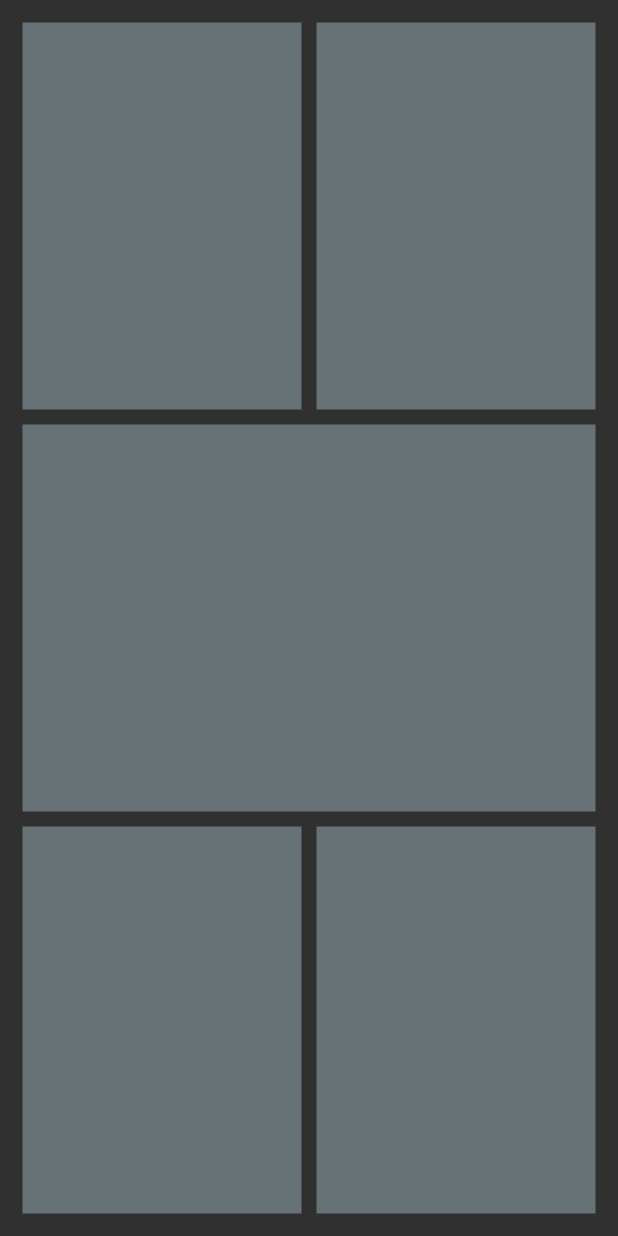
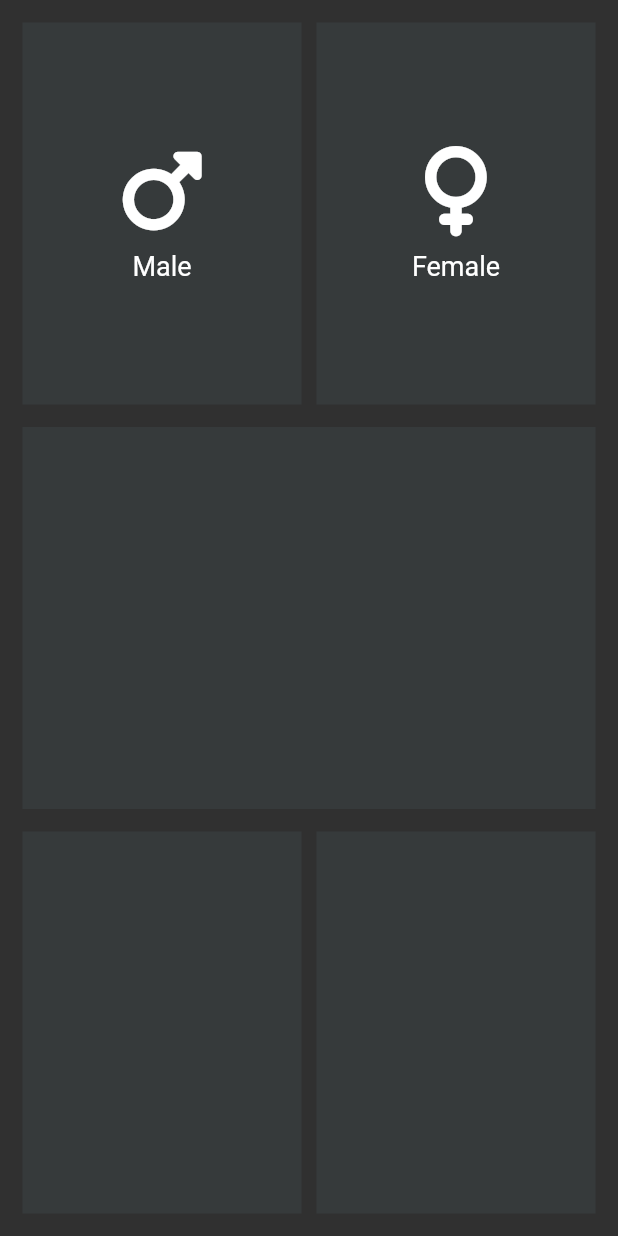
Before and after one commit to sammyodiagbe/bmi_calculator, a Flutter app: the screen it shows after launch, on a phone screen of 412 x 824 dp. Run offline on Flutter 3.47's test engine with Material 2 defaults, Android fonts, the phone set to English and light mode, and no system bars; our stand-ins replace font_awesome_flutter.

Commit message:
working on the look of the app

```diff
--- a/lib/bmi.dart
+++ b/lib/bmi.dart
@@ -1,6 +1,7 @@
 import 'package:flutter/material.dart';
+import 'package:font_awesome_flutter/font_awesome_flutter.dart';
 
-const defaultBackgroundColor = Color(0Xff667276);
+const defaultBackgroundColor = Color.fromARGB(255, 54, 58, 59);
 
 class BMI extends StatefulWidget {
   const BMI({Key? key}) : super(key: key);
@@ -26,6 +27,20 @@ class BMIState extends State<BMI> {
                         decoration: BoxDecoration(
                           color: defaultBackgroundColor,
                         ),
+                        child: Column(
+                          mainAxisAlignment: MainAxisAlignment.center,
+                          children: [
+                            Icon(
+                              FontAwesomeIcons.mars,
+                              size: 60,
+                            ),
+                            SizedBox(height: 10),
+                            Text(
+                              'Male',
+                              style: TextStyle(fontSize: 18),
+                            )
+                          ],
+                        ),
                       ),
                     ),
                     SizedBox(
@@ -36,13 +51,27 @@ class BMIState extends State<BMI> {
                         decoration: BoxDecoration(
                           color: defaultBackgroundColor,
                         ),
+                        child: Column(
+                          mainAxisAlignment: MainAxisAlignment.center,
+                          children: [
+                            Icon(
+                              FontAwesomeIcons.venus,
+                              size: 60,
+                            ),
+                            SizedBox(height: 10),
+                            Text(
+                              'Female',
+                              style: TextStyle(fontSize: 18),
+                            )
+                          ],
+                        ),
                       ),
                     )
                   ],
                 ),
               ),
               SizedBox(
-                height: 10,
+                height: 15,
               ),
               Expanded(
                 child: Container(
@@ -51,7 +80,7 @@ class BMIState extends State<BMI> {
                       color: defaultBackgroundColor,
                     )),
               ),
-              SizedBox(height: 10),
+              SizedBox(height: 15),
               Expanded(
                 child: Row(
                   children: [
--- a/pubspec.yaml
+++ b/pubspec.yaml
@@ -3,7 +3,7 @@ description: A new Flutter project.
 
 # The following line prevents the package from being accidentally published to
 # pub.dev using `flutter pub publish`. This is preferred for private packages.
-publish_to: 'none' # Remove this line if you wish to publish to pub.dev
+publish_to: "none" # Remove this line if you wish to publish to pub.dev
 
 # The following defines the version and build number for your application.
 # A version number is three numbers separated by dots, like 1.2.43
@@ -30,10 +30,10 @@ dependencies:
   flutter:
     sdk: flutter
 
-
   # The following adds the Cupertino Icons font to your application.
   # Use with the CupertinoIcons class for iOS style icons.
   cupertino_icons: ^1.0.2
+  font_awesome_flutter: ^10.1.0
 
 dev_dependencies:
   flutter_test:
@@ -51,7 +51,6 @@ dev_dependencies:
 
 # The following section is specific to Flutter packages.
 flutter:
-
   # The following line ensures that the Material Icons font is
   # included with your application, so that you can use the icons in
   # the material Icons class.
```
Also changed, not shown: pubspec.lock.
